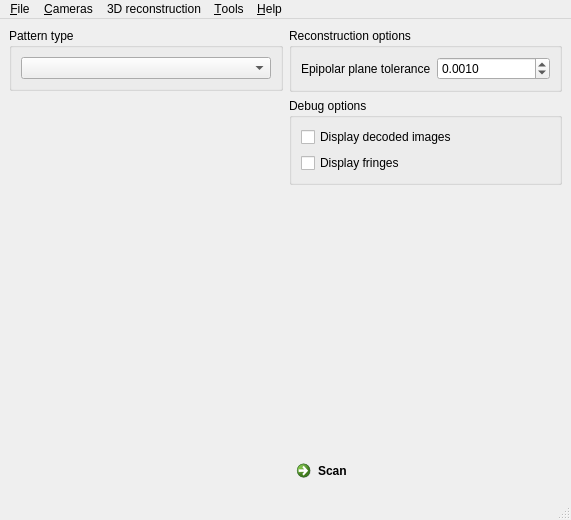
Before: the Qt Designer form Z3DScanner/src/ui/mainwindow.ui in nikolaseu/neuvision, drawn with Qt 5.
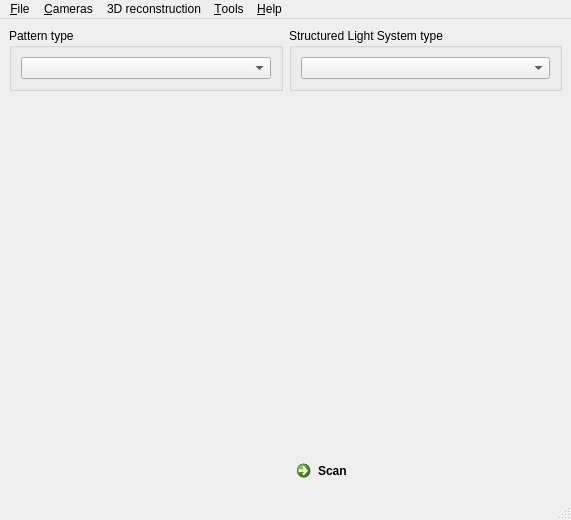
After: the same form once the commit is applied.

The edit to the form file:
```diff
--- a/Z3DScanner/src/ui/mainwindow.ui
+++ b/Z3DScanner/src/ui/mainwindow.ui
@@ -14,8 +14,10 @@
    <string>Z3D Scanner</string>
   </property>
   <widget class="QWidget" name="centralwidget">
-   <layout class="QGridLayout" name="gridLayout">
-    <item row="0" column="0">
+   <layout class="QHBoxLayout" name="horizontalLayout">
+    <item>
+     <layout class="QVBoxLayout" name="verticalLayout">
+      <item>
      <widget class="QGroupBox" name="groupBox">
       <property name="title">
        <string>Pattern type</string>
@@ -27,10 +29,10 @@
       </layout>
      </widget>
     </item>
-    <item row="1" column="0">
+      <item>
      <layout class="QVBoxLayout" name="patternProjectionConfigLayout"/>
     </item>
-    <item row="2" column="0">
+      <item>
      <spacer name="verticalSpacer">
       <property name="orientation">
        <enum>Qt::Vertical</enum>
@@ -43,62 +45,24 @@
       </property>
      </spacer>
     </item>
-    <item row="0" column="1" rowspan="3">
+     </layout>
+    </item>
+    <item>
      <layout class="QVBoxLayout" name="verticalLayout_2">
       <item>
-       <widget class="QGroupBox" name="groupBox_7">
+       <widget class="QGroupBox" name="groupBox_2">
         <property name="title">
-         <string>Reconstruction options</string>
+         <string>Structured Light System type</string>
         </property>
-        <layout class="QFormLayout" name="formLayout">
+        <layout class="QGridLayout" name="gridLayout_2">
          <item row="0" column="0">
-          <widget class="QLabel" name="label_14">
-           <property name="text">
-            <string>Epipolar plane tolerance</string>
-           </property>
-          </widget>
-         </item>
-         <item row="0" column="1">
-          <widget class="QDoubleSpinBox" name="maxValidDistanceSpinBox">
-           <property name="decimals">
-            <number>4</number>
-           </property>
-           <property name="maximum">
-            <double>9999.000000000000000</double>
-           </property>
-           <property name="singleStep">
-            <double>0.010000000000000</double>
-           </property>
-           <property name="value">
-            <double>0.001000000000000</double>
-           </property>
-          </widget>
+          <widget class="QComboBox" name="structuredLightSystemComboBox"/>
          </item>
         </layout>
        </widget>
       </item>
       <item>
-       <widget class="QGroupBox" name="groupBox_9">
-        <property name="title">
-         <string>Debug options</string>
-        </property>
-        <layout class="QGridLayout" name="gridLayout_5">
-         <item row="1" column="0">
-          <widget class="QCheckBox" name="debugShowDecodedImagesCheckBox">
-           <property name="text">
-            <string>Display decoded images</string>
-           </property>
-          </widget>
-         </item>
-         <item row="2" column="0">
-          <widget class="QCheckBox" name="debugShowFringesCheckBox">
-           <property name="text">
-            <string>Display fringes</string>
-           </property>
-          </widget>
-         </item>
-        </layout>
-       </widget>
+       <layout class="QVBoxLayout" name="structuredLightSystemConfigLayout"/>
       </item>
       <item>
        <spacer name="verticalSpacer_2">
@@ -130,7 +94,7 @@
      <x>0</x>
      <y>0</y>
      <width>571</width>
-     <height>21</height>
+     <height>22</height>
     </rect>
    </property>
    <widget class="QMenu" name="menuFile">
```
Lines whose indentation alone changed are shown as unchanged.
